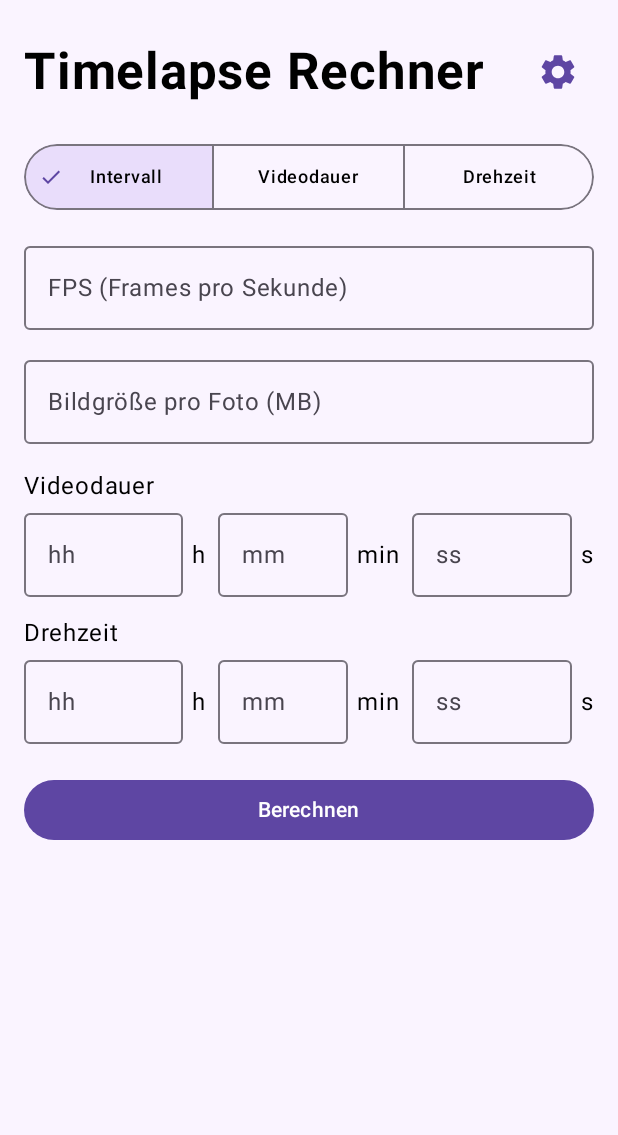
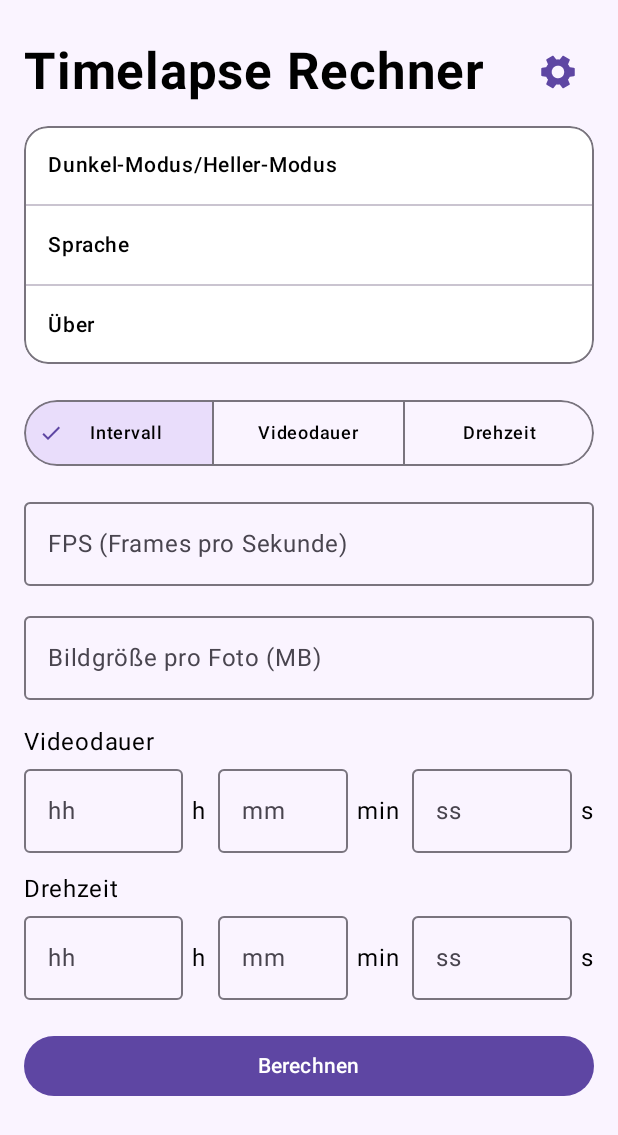
Before and after one commit to VikShepo/timelapse_calculator, an Android app built with Jetpack Compose: the screen it shows after launch (MainActivity), after a tap on "Einstellungen", on a phone screen of 412 x 824 dp. Shown: the top 1135 px of the screen. Run offline under Robolectric (Android 15) with nearby library versions, the phone set to English and light mode, and no system bars.

Commit message:
Gear icon rotates, items are shown, smooth slide down and up together with the content

```diff
--- a/app/src/main/java/com/example/timelapsecalculator/MainActivity.kt
+++ b/app/src/main/java/com/example/timelapsecalculator/MainActivity.kt
@@ -54,10 +54,16 @@ import androidx.compose.animation.fadeIn
 import androidx.compose.animation.fadeOut
 import androidx.compose.animation.scaleIn
 import androidx.compose.animation.scaleOut
+import androidx.compose.animation.slideInVertically
+import androidx.compose.animation.slideOutVertically
+import androidx.compose.animation.expandVertically
+import androidx.compose.animation.shrinkVertically
 import androidx.compose.animation.core.animateDpAsState
+import androidx.compose.animation.core.animateFloatAsState
 import androidx.compose.animation.core.tween
 import androidx.compose.animation.core.FastOutSlowInEasing
 import androidx.compose.material3.IconButton
+import androidx.compose.ui.draw.rotate
 
 class MainActivity : ComponentActivity() {
 	override fun onCreate(savedInstanceState: Bundle?) {
@@ -95,6 +101,13 @@ fun TimelapseScreen() {
 	var resultPhotos by remember { mutableStateOf("") }
 	var resultStorage by remember { mutableStateOf("") }
 	var errorMessage by remember { mutableStateOf("") }
+
+	var settingsExpanded by remember { mutableStateOf(false) }
+	val gearRotation by animateFloatAsState(
+		targetValue = if (settingsExpanded) 90f else 0f,
+		animationSpec = tween(durationMillis = 220, easing = FastOutSlowInEasing),
+		label = "gearRotation"
+	)
 
 	fun computeError(): String {
 		fun isTripleEmpty(h: String, m: String, s: String): Boolean {
@@ -152,15 +165,65 @@ fun TimelapseScreen() {
 				textAlign = TextAlign.Start
 			)
 			IconButton(
-				onClick = { },
+				onClick = { settingsExpanded = !settingsExpanded },
 				modifier = Modifier.align(Alignment.CenterEnd)
 			) {
 				androidx.compose.material3.Icon(
 					Icons.Filled.Settings,
 					contentDescription = "Einstellungen",
-					modifier = Modifier.size(28.dp),
+					modifier = Modifier.size(28.dp).rotate(gearRotation),
 					tint = Color(0xFF5E46A3)
 				)
+			}
+		}
+		androidx.compose.animation.AnimatedVisibility(
+			visible = settingsExpanded,
+			enter = expandVertically(
+				animationSpec = tween(durationMillis = 220, easing = FastOutSlowInEasing),
+				expandFrom = Alignment.Top
+			) + fadeIn(),
+			exit = shrinkVertically(
+				animationSpec = tween(durationMillis = 220, easing = FastOutSlowInEasing),
+				shrinkTowards = Alignment.Top
+			) + fadeOut()
+		) {
+			Column(
+				modifier = Modifier
+					.fillMaxWidth()
+					.padding(top = 12.dp)
+					.clip(RoundedCornerShape(16.dp))
+					.border(1.dp, MaterialTheme.colorScheme.outline, RoundedCornerShape(16.dp))
+					.background(Color.White)
+			) {
+				Row(
+					modifier = Modifier
+						.fillMaxWidth()
+						.clickable { /* TODO: theme toggle action */ }
+						.padding(horizontal = 16.dp, vertical = 14.dp),
+					verticalAlignment = Alignment.CenterVertically
+				) {
+					Text("Dunkel-Modus/Heller-Modus", color = Color.Black, fontSize = 14.sp, fontWeight = FontWeight.SemiBold)
+				}
+				Divider()
+				Row(
+					modifier = Modifier
+						.fillMaxWidth()
+						.clickable { /* TODO: language action */ }
+						.padding(horizontal = 16.dp, vertical = 14.dp),
+					verticalAlignment = Alignment.CenterVertically
+				) {
+					Text("Sprache", color = Color.Black, fontSize = 14.sp, fontWeight = FontWeight.SemiBold)
+				}
+				Divider()
+				Row(
+					modifier = Modifier
+						.fillMaxWidth()
+						.clickable { /* TODO: about action */ }
+						.padding(horizontal = 16.dp, vertical = 14.dp),
+					verticalAlignment = Alignment.CenterVertically
+				) {
+					Text("Über", color = Color.Black, fontSize = 14.sp, fontWeight = FontWeight.SemiBold)
+				}
 			}
 		}
 		Spacer(Modifier.height(24.dp))
```
